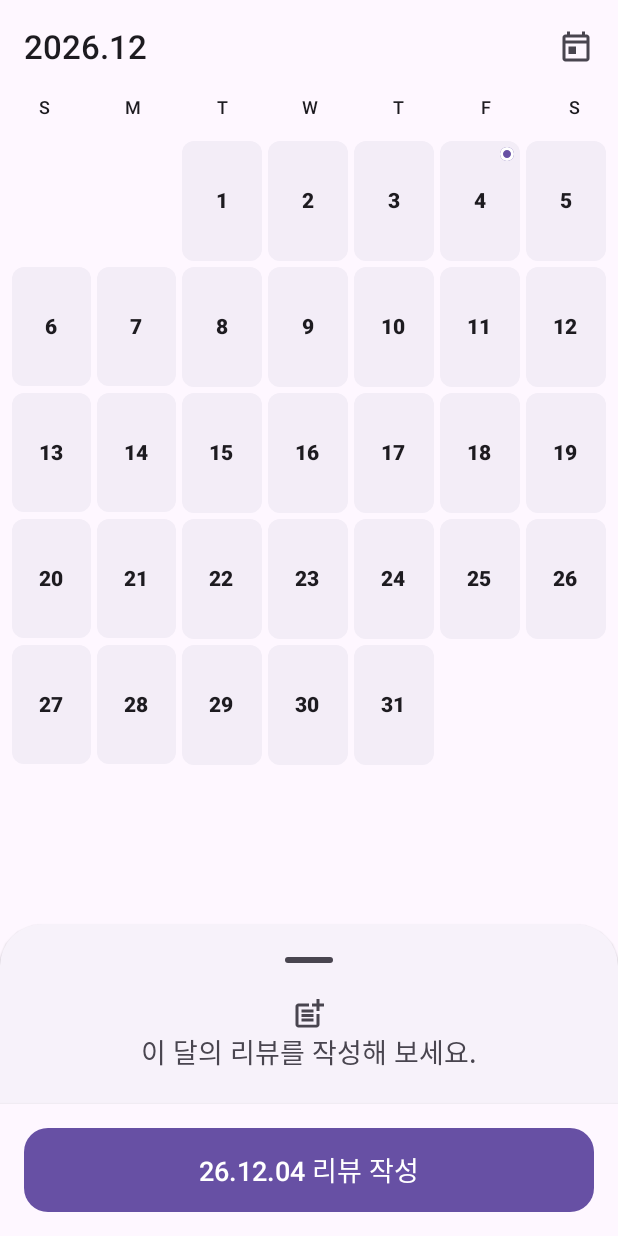
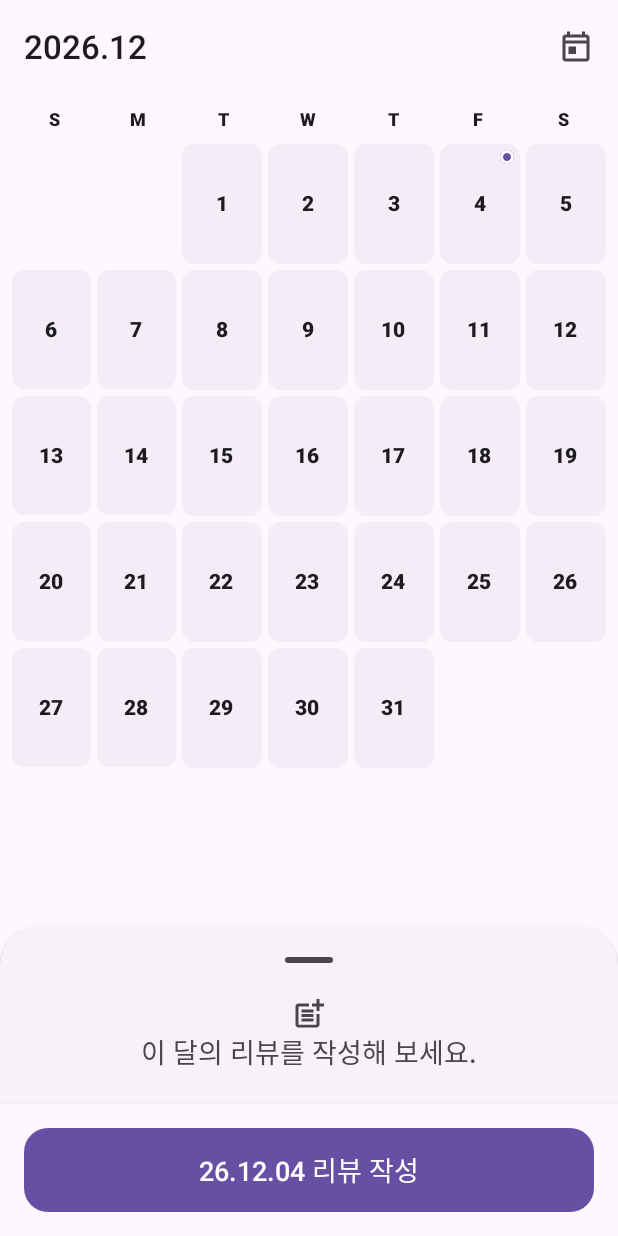
Before and after one commit to ujin-dev/Record, an Android app built with Jetpack Compose: the screen it shows after launch (RecordActivity), on a phone screen of 412 x 824 dp. Run offline under Robolectric (Android 15) with nearby library versions, the phone set to English and light mode, and no system bars; our stand-ins replace Dagger/Hilt's generated code, Room's generated code; libraries missing offline, so code that uses them is left out: androidx.hilt.lifecycle; pictures from the network do not load.

Commit message:
style: refine calendar week day presentation

```diff
--- a/app/src/main/kotlin/com/yujin/record/presentation/calendar/component/WeekDayRow.kt
+++ b/app/src/main/kotlin/com/yujin/record/presentation/calendar/component/WeekDayRow.kt
@@ -3,6 +3,7 @@ package com.yujin.record.presentation.calendar.component
 import androidx.compose.foundation.layout.Row
 import androidx.compose.foundation.layout.fillMaxWidth
 import androidx.compose.foundation.layout.height
+import androidx.compose.foundation.layout.padding
 import androidx.compose.material3.MaterialTheme
 import androidx.compose.material3.Text
 import androidx.compose.runtime.Composable
@@ -10,6 +11,7 @@ import androidx.compose.ui.Modifier
 import androidx.compose.ui.text.style.TextAlign
 import androidx.compose.ui.unit.dp
 import androidx.compose.ui.res.stringArrayResource
+import androidx.compose.ui.text.font.FontWeight
 import com.yujin.record.R
 
 @Composable
@@ -18,7 +20,10 @@ fun WeekDayRow() {
     Row(
         modifier = Modifier
             .fillMaxWidth()
-            .height(30.dp)
+            .padding(
+                horizontal = 8.dp,
+                vertical = 8.dp
+            )
     ) {
         days.forEach { day ->
             Text(
@@ -26,6 +31,7 @@ fun WeekDayRow() {
                 modifier = Modifier.weight(1f),
                 color = MaterialTheme.colorScheme.onSurface,
                 textAlign = TextAlign.Center,
+                fontWeight = FontWeight.ExtraBold,
                 style = MaterialTheme.typography.labelMedium,
             )
         }
```
